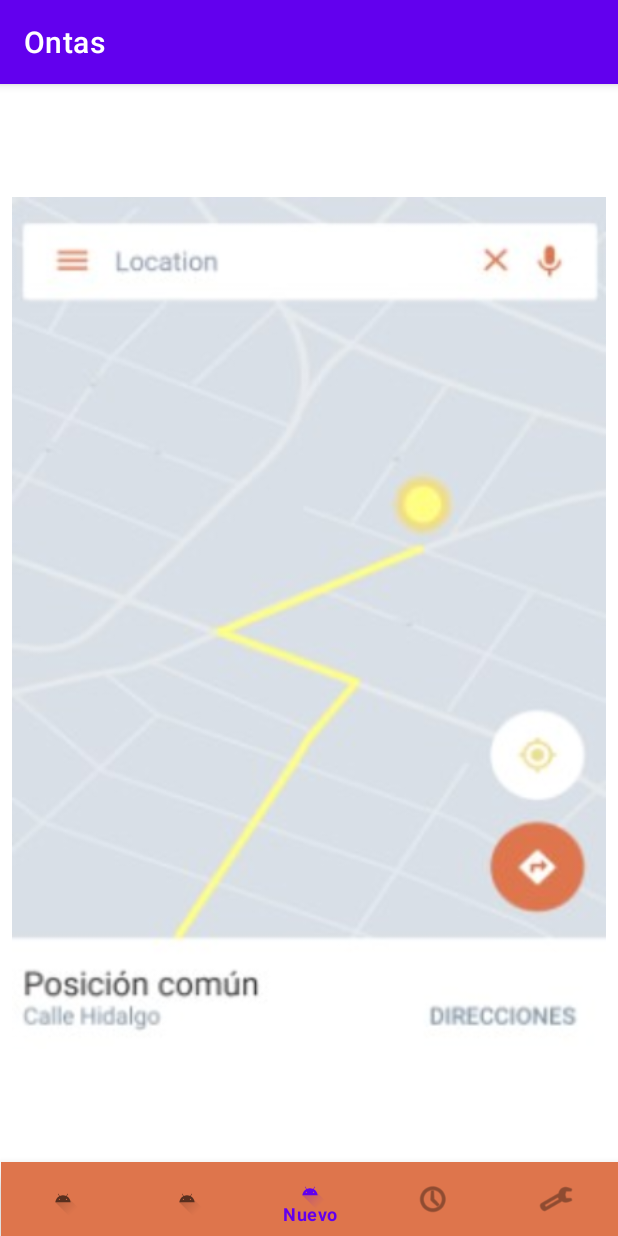
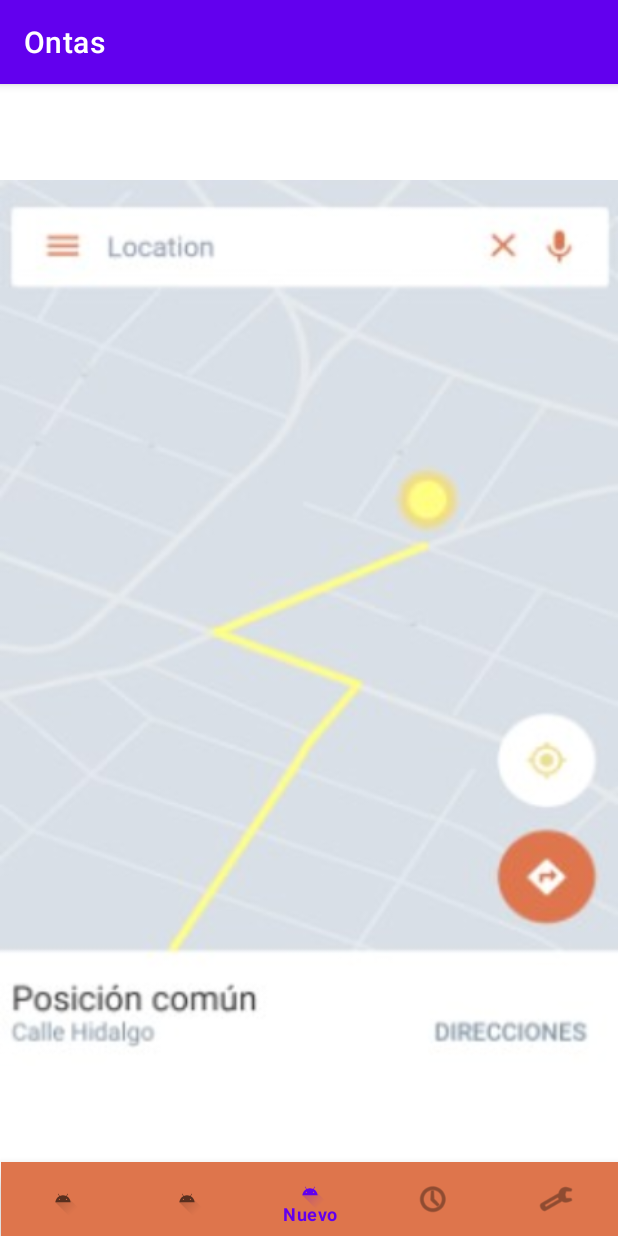
Before and after one commit to AndresReyesRangel/Ontas, an Android app: the MenuPrincipal screen opened directly, with no data from a screen before it, item 3 of the bottom bar chosen, on a phone screen of 412 x 824 dp. Run offline under Robolectric (Android 15) with nearby library versions, the phone set to English and light mode, and no system bars.

Commit message:
La barra de navegacion hace la jalacion

```diff
--- a/app/src/main/java/mx/itesm/imssc/ontas/HistorialFrag.kt
+++ b/app/src/main/java/mx/itesm/imssc/ontas/HistorialFrag.kt
@@ -15,12 +15,12 @@ class HistorialFrag : Fragment() {
     override fun onCreate(savedInstanceState: Bundle?) {
         super.onCreate(savedInstanceState)
 
-        configurarRV()
+        //configurarRV()
     }
 
     private fun configurarRV() {
-        val layout= LinearLayoutManager(fragment.context)
-        rvClientes.layoutManager=layout
+        //val layout= LinearLayoutManager(fragment.context)
+        //rvClientes.layoutManager=layout
 
         val arrClientes=crearArrClientes()
         val adaptador= AdaptadorTarjetas(arrClientes)
--- a/app/src/main/java/mx/itesm/imssc/ontas/MapaPantallaPrincipal.kt
+++ b/app/src/main/java/mx/itesm/imssc/ontas/MapaPantallaPrincipal.kt
@@ -6,27 +6,12 @@ import android.view.LayoutInflater
 import android.view.View
 import android.view.ViewGroup
 
-// TODO: Rename parameter arguments, choose names that match
-// the fragment initialization parameters, e.g. ARG_ITEM_NUMBER
-private const val ARG_PARAM1 = "param1"
-private const val ARG_PARAM2 = "param2"
+class MapaPantallaPrincipal : Fragment() {
 
-/**
- * A simple [Fragment] subclass.
- * Use the [MapaPantallaPrincipal.newInstance] factory method to
- * create an instance of this fragment.
- */
-class MapaPantallaPrincipal : Fragment() {
-    // TODO: Rename and change types of parameters
-    private var param1: String? = null
-    private var param2: String? = null
 
     override fun onCreate(savedInstanceState: Bundle?) {
         super.onCreate(savedInstanceState)
-        arguments?.let {
-            param1 = it.getString(ARG_PARAM1)
-            param2 = it.getString(ARG_PARAM2)
-        }
+
     }
 
     override fun onCreateView(
@@ -37,23 +22,5 @@ class MapaPantallaPrincipal : Fragment() {
         return inflater.inflate(R.layout.fragment_mapa_pantalla_principal, container, false)
     }
 
-    companion object {
-        /**
-         * Use this factory method to create a new instance of
-         * this fragment using the provided parameters.
-         *
-         * @param param1 Parameter 1.
-         * @param param2 Parameter 2.
-         * @return A new instance of fragment MapaPantallaPrincipal.
-         */
-        // TODO: Rename and change types and number of parameters
-        @JvmStatic
-        fun newInstance(param1: String, param2: String) =
-            MapaPantallaPrincipal().apply {
-                arguments = Bundle().apply {
-                    putString(ARG_PARAM1, param1)
-                    putString(ARG_PARAM2, param2)
-                }
-            }
-    }
+
 }
--- a/app/src/main/java/mx/itesm/imssc/ontas/MenuPrincipal.kt
+++ b/app/src/main/java/mx/itesm/imssc/ontas/MenuPrincipal.kt
@@ -17,25 +17,33 @@ class MenuPrincipal : AppCompatActivity() {
     private fun configurarMenu() {
         menuNavegacion.setOnNavigationItemSelectedListener { item ->
             when(item.itemId){
+
                 R.id.navCuenta ->{
-                    println("cuenta")
+
+                    val fragMiCuenta = MiCuentaFrag()
+                    supportFragmentManager.beginTransaction().replace(R.id.contenedorFragmentos, fragMiCuenta).commit()
                 }
 
                 R.id.navClientes->{
-                    println("clientes")
+
                 }
 
                 R.id.navNuevo->{
-                    println("nuevo")
+
+                    val fragPantallaPrincipal = MapaPantallaPrincipal()
+                    supportFragmentManager.beginTransaction().replace(R.id.contenedorFragmentos, fragPantallaPrincipal).commit()
                 }
 
                 R.id.navHistorial->{
+
                     val fragHistorial = HistorialFrag()
-                    supportFragmentManager.beginTransaction().replace(R.id.fragment, fragHistorial).commit()
+                    supportFragmentManager.beginTransaction().replace(R.id.contenedorFragmentos, fragHistorial).commit()
                 }
 
                 R.id.navOpciones->{
-                    println("opciones")
+
+                    val fragOpciones = Opciones()
+                    supportFragmentManager.beginTransaction().replace(R.id.contenedorFragmentos, fragOpciones).commit()
                 }
             }
             true
--- a/app/src/main/res/layout/activity_menu_principal.xml
+++ b/app/src/main/res/layout/activity_menu_principal.xml
@@ -16,18 +16,15 @@
         app:layout_constraintStart_toStartOf="parent"
         app:menu="@menu/menu_inferior" />
 
-    <fragment
-        android:id="@+id/fragment"
-        android:name="mx.itesm.imssc.ontas.MapaPantallaPrincipal"
+    <FrameLayout
+        android:id="@+id/contenedorFragmentos"
         android:layout_width="0dp"
         android:layout_height="0dp"
-        android:layout_marginStart="8dp"
-        android:layout_marginTop="8dp"
-        android:layout_marginEnd="8dp"
-        android:layout_marginBottom="8dp"
         app:layout_constraintBottom_toTopOf="@+id/menuNavegacion"
         app:layout_constraintEnd_toEndOf="parent"
         app:layout_constraintStart_toStartOf="parent"
-        app:layout_constraintTop_toTopOf="parent" />
+        app:layout_constraintTop_toTopOf="parent">
+
+    </FrameLayout>
 
 </androidx.constraintlayout.widget.ConstraintLayout>
```
